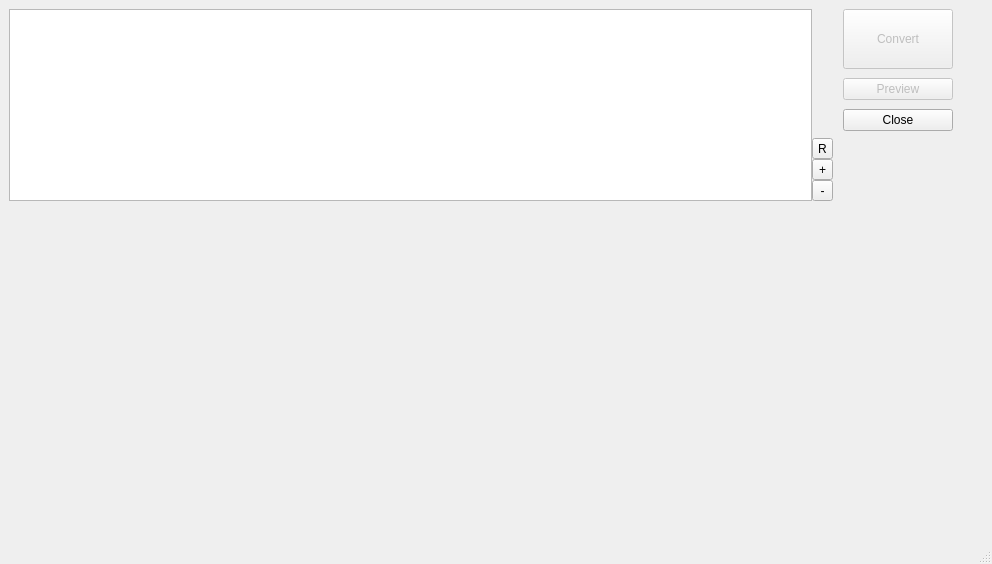
Qt form cfrontend2.ui (stevedorries/DFM2QT4UI) before a commit.
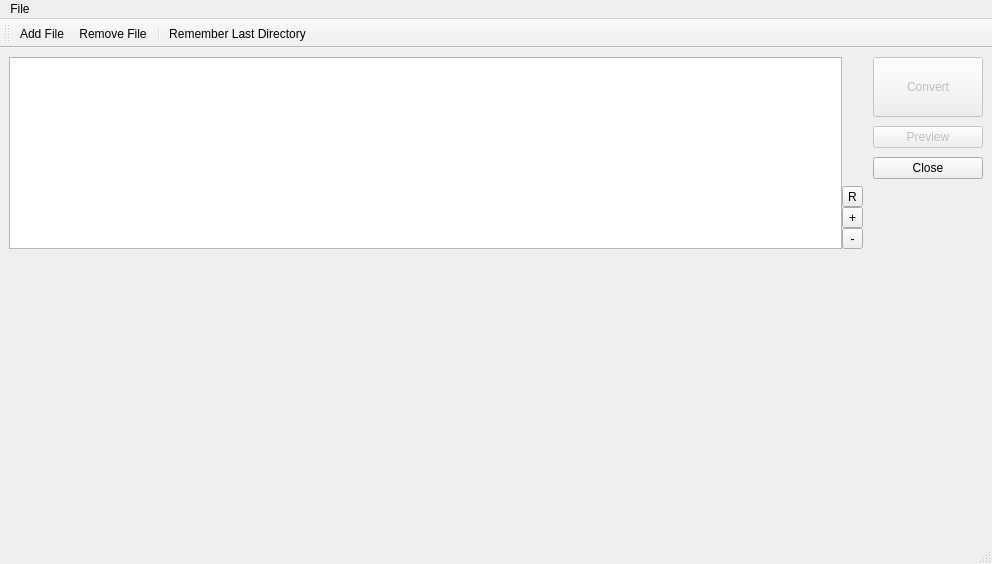
The same form after that commit. Custom widgets are drawn as their Qt base class.

Commit message: Altered handling for actions to make better sense

The edit to the form file:
```diff
--- a/cfrontend2.ui
+++ b/cfrontend2.ui
@@ -19,7 +19,7 @@
      <number>0</number>
     </property>
     <item>
-     <layout class="QHBoxLayout" name="horizontalLayout" stretch="0,0,0,0,0">
+     <layout class="QHBoxLayout" name="horizontalLayout" stretch="0,0,0,0">
       <property name="spacing">
        <number>0</number>
       </property>
@@ -200,22 +200,6 @@
         </item>
        </layout>
       </item>
-      <item>
-       <spacer name="horizontalSpacer">
-        <property name="orientation">
-         <enum>Qt::Horizontal</enum>
-        </property>
-        <property name="sizeType">
-         <enum>QSizePolicy::Fixed</enum>
-        </property>
-        <property name="sizeHint" stdset="0">
-         <size>
-          <width>30</width>
-          <height>20</height>
-         </size>
-        </property>
-       </spacer>
-      </item>
      </layout>
     </item>
     <item>
@@ -229,7 +213,7 @@
       <property name="sizeHint" stdset="0">
        <size>
         <width>20</width>
-        <height>40</height>
+        <height>30</height>
        </size>
       </property>
      </spacer>
@@ -255,11 +239,72 @@
      <x>0</x>
      <y>0</y>
      <width>992</width>
-     <height>29</height>
+     <height>21</height>
     </rect>
    </property>
+   <widget class="QMenu" name="menuFile">
+    <property name="title">
+     <string>File</string>
+    </property>
+    <addaction name="actionAdd_File"/>
+    <addaction name="actionRemove_File"/>
+    <addaction name="actionProcess_Queue"/>
+    <addaction name="separator"/>
+    <addaction name="actionRemember_Last_Directory"/>
+   </widget>
+   <addaction name="menuFile"/>
   </widget>
   <widget class="QStatusBar" name="statusbar"/>
+  <widget class="QToolBar" name="toolBar">
+   <property name="windowTitle">
+    <string>toolBar</string>
+   </property>
+   <attribute name="toolBarArea">
+    <enum>TopToolBarArea</enum>
+   </attribute>
+   <attribute name="toolBarBreak">
+    <bool>false</bool>
+   </attribute>
+   <addaction name="actionAdd_File"/>
+   <addaction name="actionRemove_File"/>
+   <addaction name="separator"/>
+   <addaction name="actionRemember_Last_Directory"/>
+  </widget>
+  <action name="actionAdd_File">
+   <property name="text">
+    <string>Add File</string>
+   </property>
+   <property name="toolTip">
+    <string>Add File to Queue</string>
+   </property>
+  </action>
+  <action name="actionRemove_File">
+   <property name="text">
+    <string>Remove File</string>
+   </property>
+   <property name="toolTip">
+    <string>Remove File from Queue</string>
+   </property>
+  </action>
+  <action name="actionRemember_Last_Directory">
+   <property name="checkable">
+    <bool>true</bool>
+   </property>
+   <property name="text">
+    <string>Remember Last Directory</string>
+   </property>
+   <property name="toolTip">
+    <string>Remember Last Dfms</string>
+   </property>
+  </action>
+  <action name="actionProcess_Queue">
+   <property name="text">
+    <string>Process Queue</string>
+   </property>
+   <property name="toolTip">
+    <string>Convert all of the files</string>
+   </property>
+  </action>
  </widget>
  <customwidgets>
   <customwidget>
```
Left out of the diff: 70 changed lines with no effect on the pictures. The commit also changes 8 other files.
